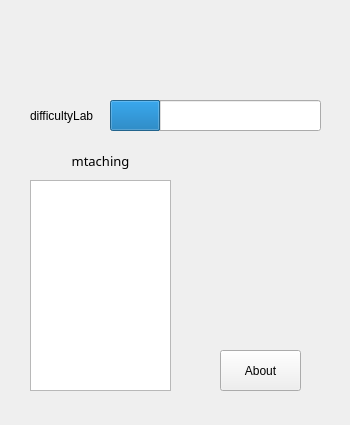
Qt form recipebutton.ui (ReneeTong/a8-edu-app) before a commit.
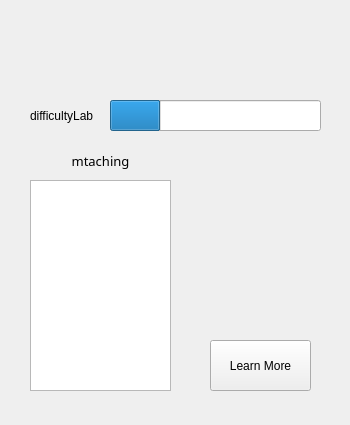
The same form after that commit.

Commit message: Add back button, make Learn more button

```diff
--- a/recipebutton.ui
+++ b/recipebutton.ui
@@ -58,14 +58,17 @@
   <widget class="QPushButton" name="aboutBtn">
    <property name="geometry">
     <rect>
-     <x>220</x>
-     <y>350</y>
-     <width>81</width>
-     <height>41</height>
+     <x>210</x>
+     <y>340</y>
+     <width>101</width>
+     <height>51</height>
     </rect>
    </property>
    <property name="text">
-    <string>About</string>
+    <string>Learn More</string>
+   </property>
+   <property name="flat">
+    <bool>false</bool>
    </property>
   </widget>
   <widget class="QLabel" name="difficultyLab">
```
Left out of the diff: 16 changed lines with no effect on the pictures. The commit also changes 9 other files.
